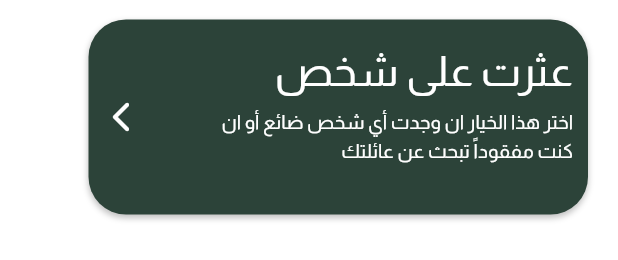
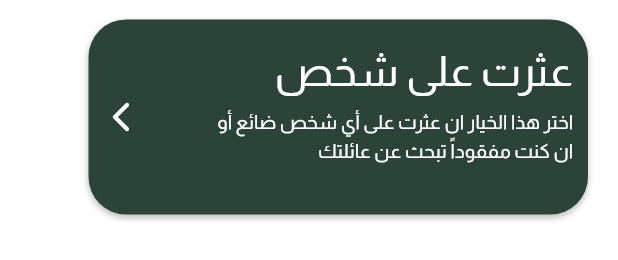
Before and after one commit to aishaAboalatta/solution-challenge-Eye, a Flutter app: what reportOptions() shows on an empty page, opened directly, on a phone screen of 412 x 824 dp. Shown: the part 939-1199 px from the top of the screen. Run offline on Flutter 3.47's test engine with Material 2 defaults, Android fonts, the light colour scheme and no system bars; our stand-ins replace another_flutter_splash_screen, cloud_firestore, country_picker, firebase_auth, firebase_core, firebase_storage and 10 more; missing offline and left inert: animated_widgets, google_maps_flutter_android, google_maps_flutter_platform_interface, google_maps_place_picker_mb, google_ml_kit, tflite_flutter; accounts and stored records are empty; network calls fail.

Commit message:
Update navBar.dart

```diff
--- a/eye/lib/widgets/navBar.dart
+++ b/eye/lib/widgets/navBar.dart
@@ -339,7 +339,7 @@ Widget reportOptions(context) {
                                 fontFamily: "Almarai",
                                 height: 1.5),
                             child: Text(
-                              "اختر هذا الخيار ان وجدت أي شخص ضائع أو ان كنت مفقوداً تبحث عن عائلتك",
+                              "اختر هذا الخيار ان عثرت على أي شخص ضائع أو ان كنت مفقوداً تبحث عن عائلتك",
                             ),
                           ),
                         )
```
